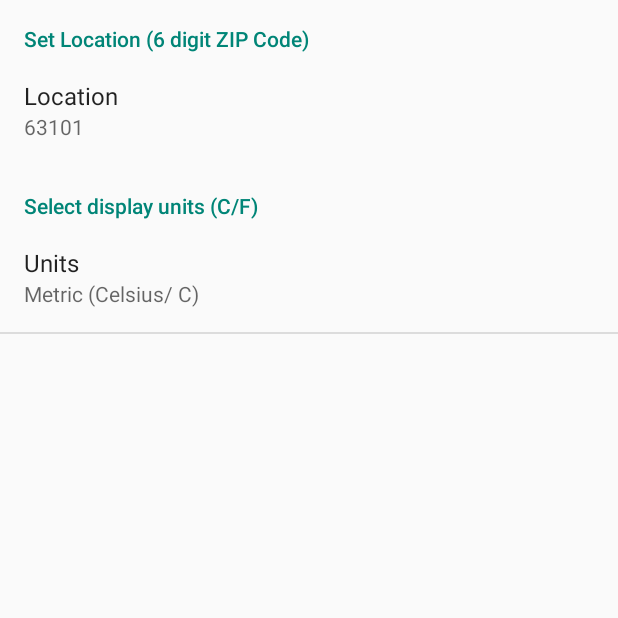
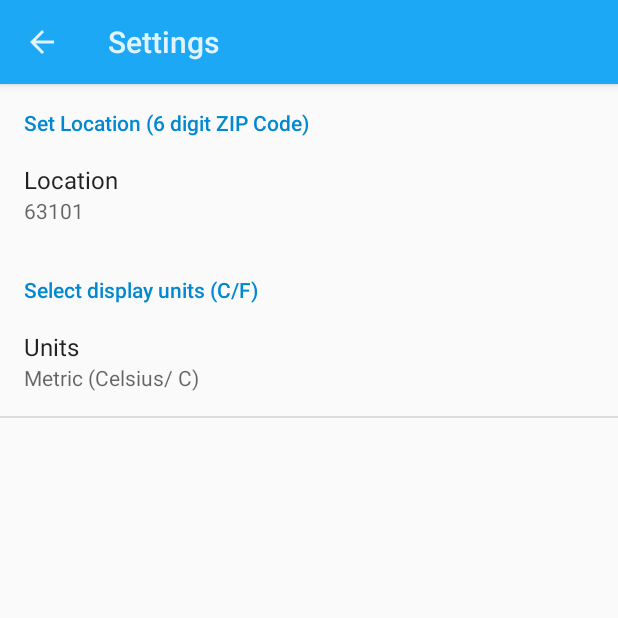
Before and after one commit to mnasty/Sunshine, an Android app: the screen it shows after launch (SettingsActivity), in the options menu, after a tap on "Settings", on a phone screen of 412 x 824 dp, the top half of it. Run offline under Robolectric (Android 15) with nearby library versions, the phone set to English and light mode, and no system bars.

Commit message:
Phone UI Complete

```diff
--- a/Sunshine-Version-2/app/build.gradle
+++ b/Sunshine-Version-2/app/build.gradle
@@ -6,7 +6,7 @@ android {
 
     defaultConfig {
         applicationId "com.example.android.sunshine.app"
-        minSdkVersion 10
+        minSdkVersion 21
         targetSdkVersion 21
         versionCode 1
         versionName "1.0"
--- a/Sunshine-Version-2/app/src/main/AndroidManifest.xml
+++ b/Sunshine-Version-2/app/src/main/AndroidManifest.xml
@@ -12,10 +12,10 @@
         android:theme="@style/AppTheme" >
         <activity
             android:name=".MainActivity"
+            android:theme="@style/MainTheme"
             android:label="@string/app_name" >
             <intent-filter>
                 <action android:name="android.intent.action.MAIN" />
-
                 <category android:name="android.intent.category.LAUNCHER" />
             </intent-filter>
         </activity>
@@ -30,6 +30,7 @@
         <activity
             android:name=".SettingsActivity"
             android:label="@string/title_activity_settings"
+            android:theme="@style/SettingsTheme"
             android:parentActivityName=".MainActivity" >
             <meta-data
                 android:name="android.support.PARENT_ACTIVITY"
--- a/Sunshine-Version-2/app/src/main/res/layout/fragment_main.xml
+++ b/Sunshine-Version-2/app/src/main/res/layout/fragment_main.xml
@@ -2,11 +2,7 @@
     xmlns:tools="http://schemas.android.com/tools"
     android:layout_width="match_parent"
     android:layout_height="match_parent"
-    android:paddingLeft="@dimen/activity_horizontal_margin"
-
-    android:paddingRight="@dimen/activity_horizontal_margin"
-    android:paddingTop="@dimen/activity_vertical_margin"
-    android:paddingBottom="@dimen/activity_vertical_margin"
+    android:padding="8dp"
     tools:context=".MainActivity$ForecastFragment">
 
     <ListView
--- a/Sunshine-Version-2/app/src/main/res/layout/list_item_forecast.xml
+++ b/Sunshine-Version-2/app/src/main/res/layout/list_item_forecast.xml
@@ -22,6 +22,7 @@
 
         <TextView
             android:id="@+id/list_item_date_textview"
+            android:textSize="18sp"
             android:layout_width="wrap_content"
             android:layout_height="wrap_content" />
 
@@ -39,6 +40,7 @@
 
         <TextView
             android:id="@+id/list_item_high_textview"
+            android:textSize="18sp"
             android:layout_width="wrap_content"
             android:layout_height="wrap_content" />
 
--- a/Sunshine-Version-2/app/src/main/res/layout/list_item_forecast_today.xml
+++ b/Sunshine-Version-2/app/src/main/res/layout/list_item_forecast_today.xml
@@ -16,6 +16,7 @@
        android:layout_width="wrap_content"
        android:layout_height="wrap_content"
        android:layout_gravity="center"
+       android:textSize="17sp"
        android:paddingTop="16dp"
        android:id="@+id/list_item_date_textview" />
 
@@ -32,6 +33,7 @@
        android:layout_height="wrap_content"
        android:layout_gravity="center"
        android:paddingRight="6dp"
+       android:paddingBottom="24dp"
        android:textSize="19sp"
        android:id="@+id/list_item_low_textview" />
 
--- /dev/null
+++ b/Sunshine-Version-2/app/src/main/res/values-land/refs.xml
@@ -0,0 +1,4 @@
+<?xml version="1.0" encoding="utf-8"?>
+<resources>
+    <item type="layout" name="fragment_detail">@layout/fragment_detail_wide</item>
+</resources>
--- /dev/null
+++ b/Sunshine-Version-2/app/src/main/res/values-sw600dp/refs.xml
@@ -0,0 +1,4 @@
+<?xml version="1.0" encoding="utf-8"?>
+<resources>
+    <item type="layout" name="fragment_detail">@layout/fragment_detail_wide</item>
+</resources>
--- /dev/null
+++ b/Sunshine-Version-2/app/src/main/res/values/colors.xml
@@ -0,0 +1,10 @@
+<?xml version="1.0" encoding="utf-8"?>
+<resources>
+
+    <color name="grey">#cccccc</color>
+    <color name="sunshine_light_blue">#64c2f4</color>
+    <color name="sunshine_blue">#ff1ca8f4</color>
+    <color name="sunshine_dark_blue">#0288d1</color>
+    <color name="sunshine_background">#dbdb55</color>
+
+</resources>
--- a/Sunshine-Version-2/app/src/main/res/values/styles.xml
+++ b/Sunshine-Version-2/app/src/main/res/values/styles.xml
@@ -1,8 +1,37 @@
 <resources>
 
     <!-- Base application theme. -->
-    <style name="AppTheme" parent="Theme.AppCompat.Light.DarkActionBar">
-        <!-- Customize your theme here. -->
+    <style name="AppTheme" parent="@style/Theme.AppCompat.Light.DarkActionBar">
+        <item name="colorPrimary">@color/sunshine_blue</item>
+        <item name="colorPrimaryDark">@color/sunshine_dark_blue</item>
+        <!--item name="colorAccent">@color/sunshine_accent_green</item-->
+    </style>
+
+    <!-- Main activity theme. -->
+    <style name="MainTheme" parent="AppTheme">
+        <item name="actionBarStyle">@style/ActionBar.Solid.Sunshine.NoTitle</item>
+        <item name="android:colorBackground">@color/background_material_light</item>
+        <item name="android:fontFamily">sans-serif-thin</item>
+        <item name="android:textStyle">normal</item>
+    </style>
+
+    <!-- Settings activity theme. -->
+    <style name="SettingsTheme" parent="@android:style/Theme.Material.Light.DarkActionBar">
+        <item name="android:colorPrimary">@color/sunshine_blue</item>
+        <item name="android:colorPrimaryDark">@color/sunshine_dark_blue</item>
+        <item name="android:colorAccent">@color/sunshine_dark_blue</item>
+    </style>
+
+    <!-- main activity action bar styles -->
+    <style name="ActionBar.Solid.Sunshine.NoTitle" parent="@style/Widget.AppCompat.Light.ActionBar.Solid.Inverse">
+        <item name="displayOptions">useLogo|showHome</item>
+        <item name="logo">@drawable/ic_logo</item>
+    </style>
+
+    <!-- Style for forecast listview -->
+    <style name="ForecastListStyle">
+        <!-- Here it's a stub.  In screens of sufficient width, this style includes modifications
+        for two-pane layout -->
     </style>
 
 </resources>
```
Also changed, not shown: Sunshine-Version-2/app/src/main/res/layout/fragment_detail_wide.xml (added, +99 -0 lines).
